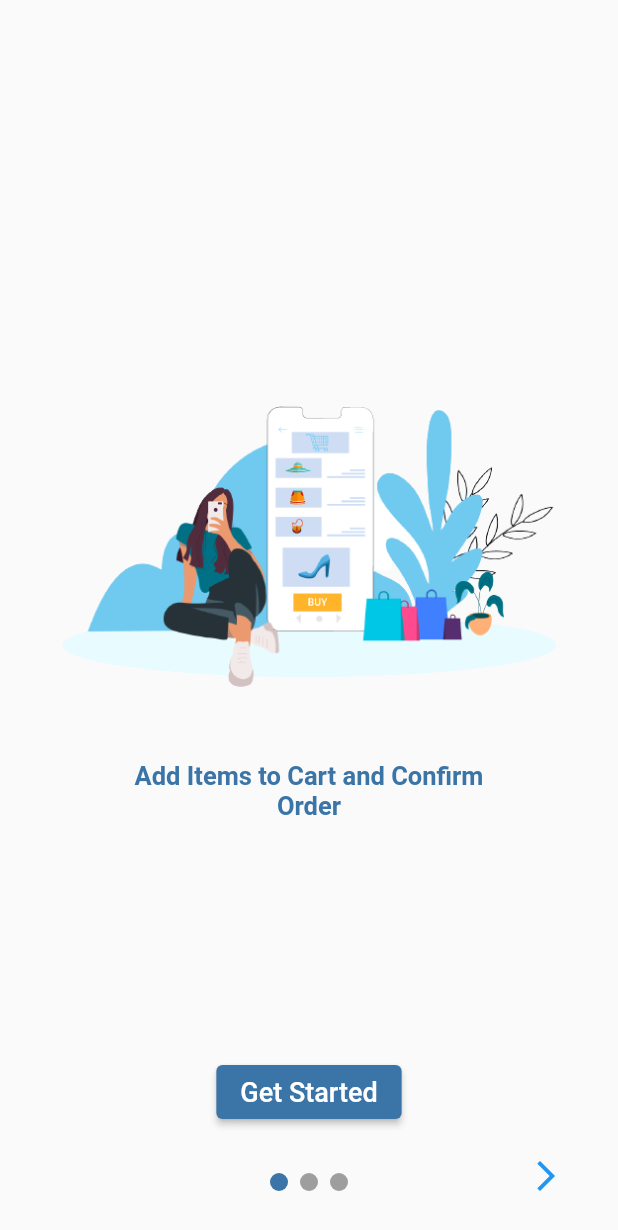
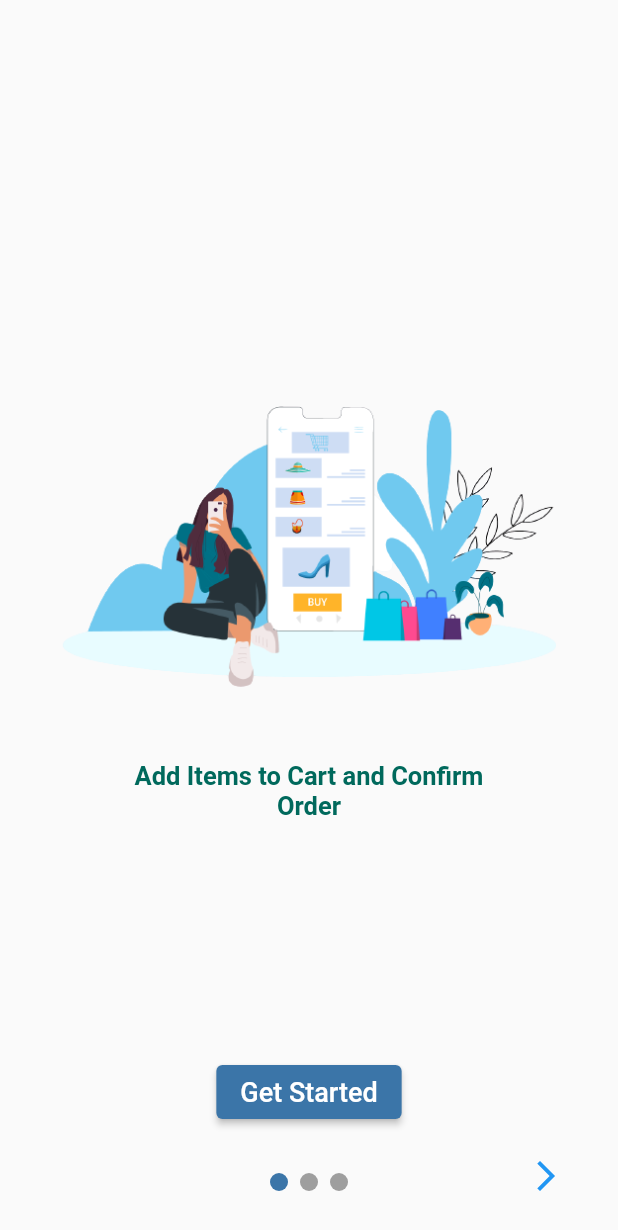
Before and after one commit to Reem395/ITI_NewShopApp_Graduation, a Flutter app: the screen it shows after launch, on a phone screen of 412 x 824 dp. Shown: the top 1230 px of the screen. Run offline on Flutter 3.47's test engine with Material 2 defaults, Android fonts, the phone set to English and light mode, and no system bars; drawn by our look-alikes of smooth_page_indicator; our stand-ins replace bloc, cloud_firestore, conditional_builder_null_safety, dio, firebase_auth, firebase_core and 4 more; missing offline and left inert: flutter_facebook_auth; accounts and stored records are empty.

Commit message:
Changing theme color

```diff
--- a/lib/ViewModels/constants.dart
+++ b/lib/ViewModels/constants.dart
@@ -1,4 +1,7 @@
 import 'dart:ui';
 
 String? token;
-Color defaultColor= const Color(0xff3b75a8);
+// Color defaultColor= const Color(0xff3b75a8);
+Color defaultColor= const Color(0xff00695C);
+// Color defaultColor= const Color(0xff004D40);
+// Color defaultColor= const Color.fromARGB(255, 100, 41, 74);
--- a/lib/Views/LayoutScreen/shopLayout.dart
+++ b/lib/Views/LayoutScreen/shopLayout.dart
@@ -1,6 +1,8 @@
 import 'package:flutter/cupertino.dart';
 import 'package:flutter/material.dart';
 import 'package:flutter_bloc/flutter_bloc.dart';
+import 'package:shop_app/ViewModels/constants.dart';
+import 'package:shop_app/Views/UserScreens/cartpage.dart';
 import 'package:shop_app/Views/UserScreens/profile_screen.dart';
 import '../CategoriesScreen/CategoriesScreen.dart';
 import '../HomeScreen/home_screen.dart';
@@ -13,7 +15,8 @@ class ShopLayout extends StatelessWidget {
     const HomeScreen(),
     const CategoriesScreen(),
     const FavouriteScreen(),
-    const ProfileScreen()
+     CartPage(),
+    const ProfileScreen(),
   ];
 
   ShopLayout({Key? key}) : super(key: key);
@@ -42,6 +45,8 @@ class ShopLayout extends StatelessWidget {
                   );
                 }),
                 tabBar: CupertinoTabBar(
+                    // activeColor: Color(0xff00695C),
+                    activeColor: Color(0xff00695C),
                     onTap: (index) {
                       ShopCubit.get(context).changeCurrentIndex(index);
                     },
@@ -53,6 +58,8 @@ class ShopLayout extends StatelessWidget {
                       BottomNavigationBarItem(
                           icon: Icon(Icons.favorite), label: "Favourites"),
                       BottomNavigationBarItem(
+                          icon: Icon(Icons.shopping_cart), label: "Cart"),
+                      BottomNavigationBarItem(
                           icon: Icon(Icons.person), label: "Profile"),
                     ]),
               );
--- a/lib/main.dart
+++ b/lib/main.dart
@@ -41,6 +41,7 @@ void main() {
 }
 
 class MyApp extends StatelessWidget {
+
   final Widget widget;
   const MyApp(this.widget, {Key? key}) : super(key: key);
 
@@ -53,7 +54,7 @@ class MyApp extends StatelessWidget {
       builder: (context, state){
         return MaterialApp(
           theme: ThemeData(
-              primaryColor: const Color(0xff3b75a8),
+              primaryColor: const Color(0xff00695C),
               inputDecorationTheme: const InputDecorationTheme(
                   focusColor: Colors.red,
                   labelStyle: TextStyle(color: Color(0xff3b79a8)),
```
